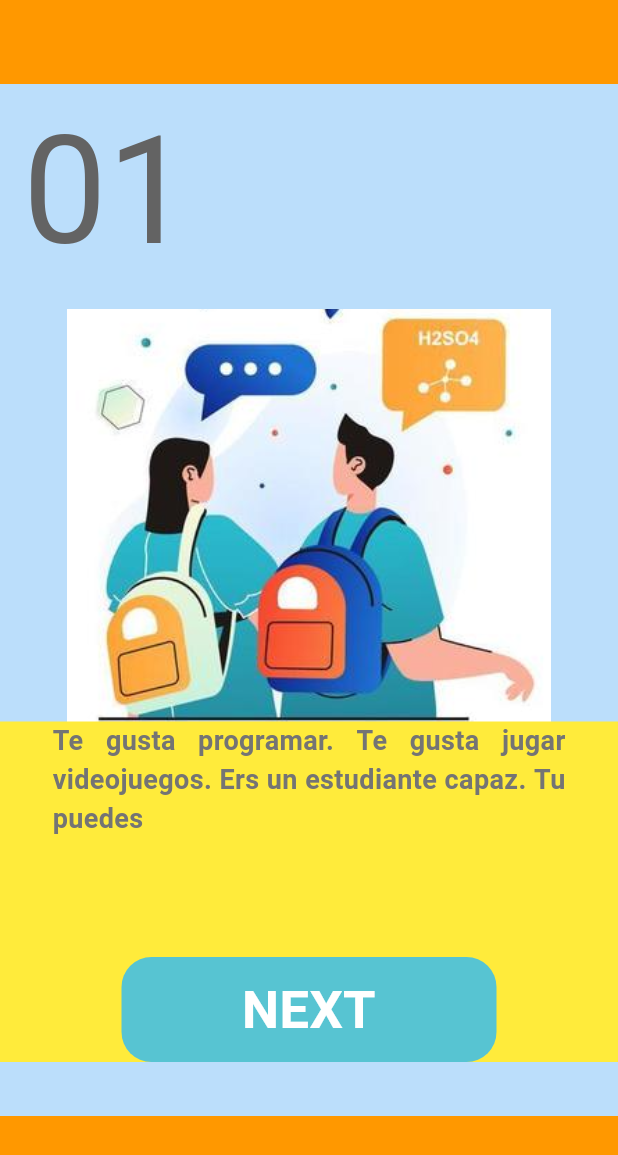
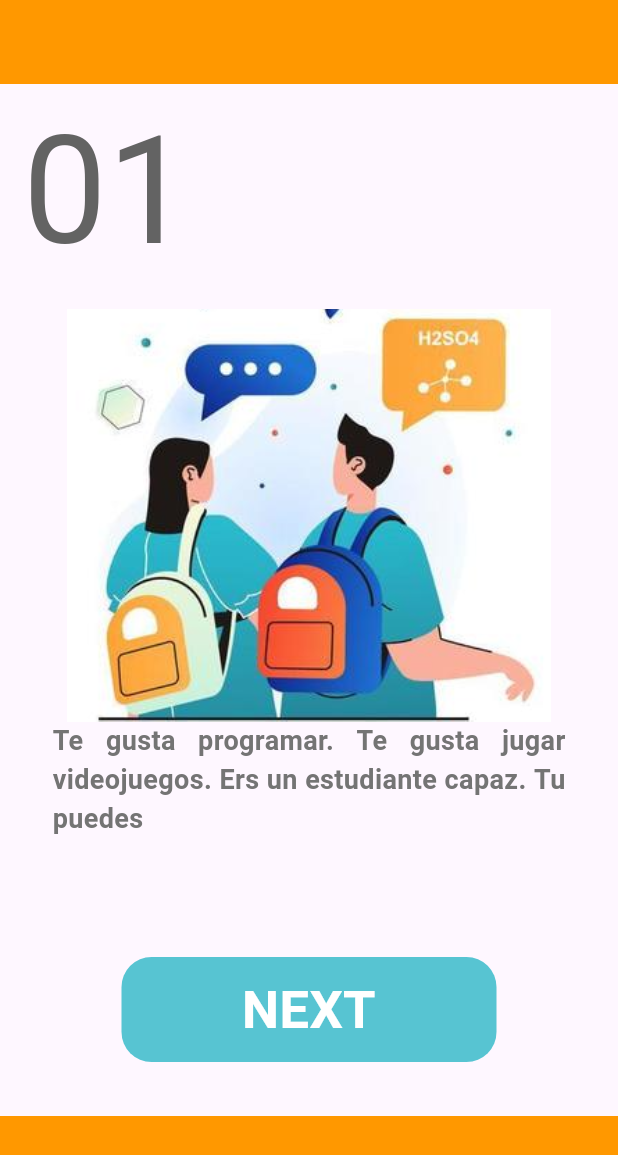
Before and after one commit to blackBuzo2601/Template-Flutter, a Flutter app: the screen it shows after launch, on a phone screen of 412 x 824 dp. Shown: the top 1155 px of the screen. Run offline on Flutter 3.47's test engine with Material 3 defaults, Android fonts, the phone set to English and light mode, and no system bars; Roboto replaces fonts that are missing (Times New Roman).

Commit message:
Retirados baackground innecesarios

```diff
--- a/lib/main.dart
+++ b/lib/main.dart
@@ -25,7 +25,6 @@ class MainApp extends StatelessWidget {
             body: Container(
               width: double.infinity,
               height: double.infinity,
-              color: Colors.blue.shade100,
               child: Column(
                 children: [
                   Container(
@@ -48,7 +47,6 @@ class MainApp extends StatelessWidget {
                     padding: EdgeInsets.symmetric(horizontal: 35),
                     width: double.infinity,
                     height: 227,
-                    color: Colors.yellow,
                     child: Column(
                       mainAxisAlignment: MainAxisAlignment.spaceBetween,
                       children: [
```
